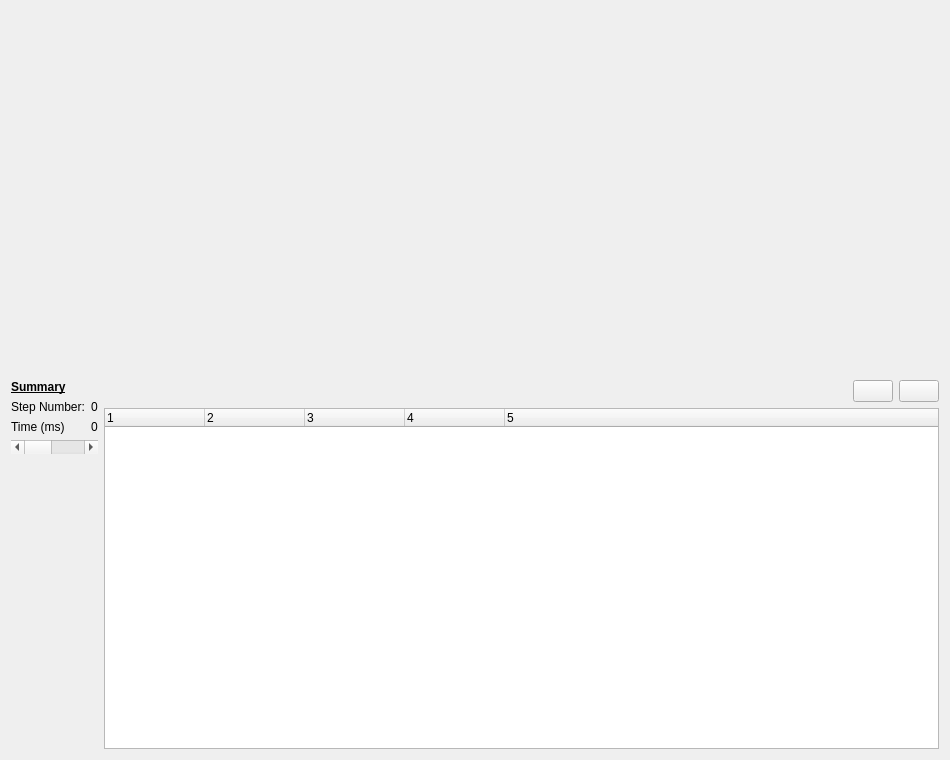
Old version of the form modules/SofaGuiQt/src/sofa/gui/qt/WindowProfiler.ui in the repository sofa-framework/sofa.
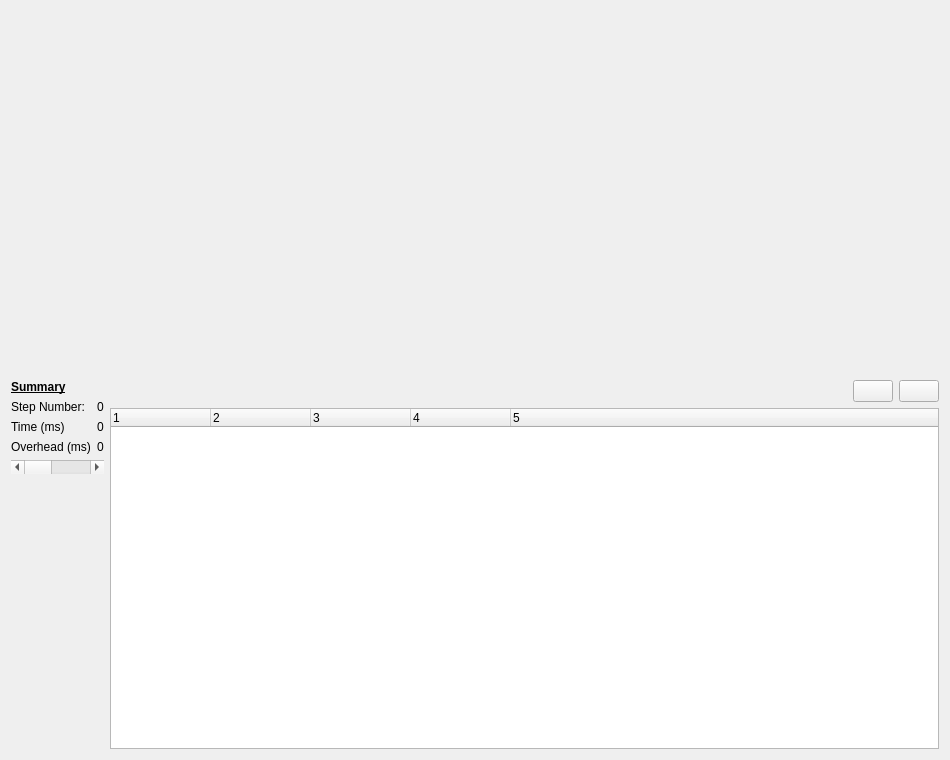
New version of the form.

Commit message: Add root tree + show overhead

The edit to the form file:
```diff
--- a/modules/SofaGuiQt/src/sofa/gui/qt/WindowProfiler.ui
+++ b/modules/SofaGuiQt/src/sofa/gui/qt/WindowProfiler.ui
@@ -90,6 +90,23 @@
              </property>
             </widget>
            </item>
+           <item row="2" column="0">
+            <widget class="QLabel" name="label_overhead">
+             <property name="toolTip">
+              <string>Overhead due to the process of the timers. Close this window to avoid the overhead.</string>
+             </property>
+             <property name="text">
+              <string>Overhead (ms)</string>
+             </property>
+            </widget>
+           </item>
+           <item row="2" column="1">
+            <widget class="QLabel" name="label_overheadValue">
+             <property name="text">
+              <string>0</string>
+             </property>
+            </widget>
+           </item>
           </layout>
          </item>
          <item>
```
The commit also changes 5 other files.
